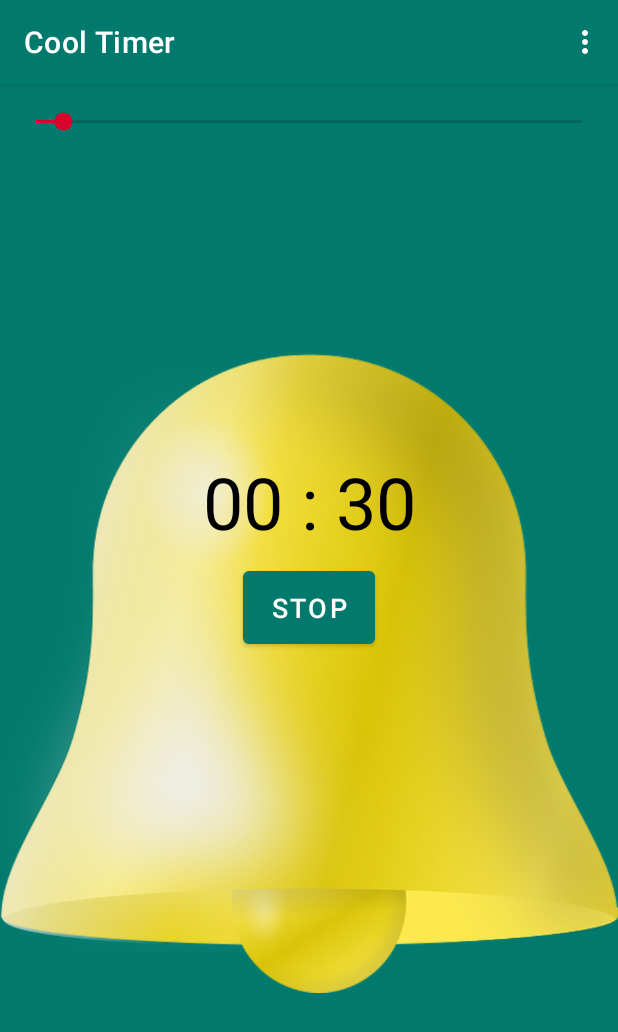
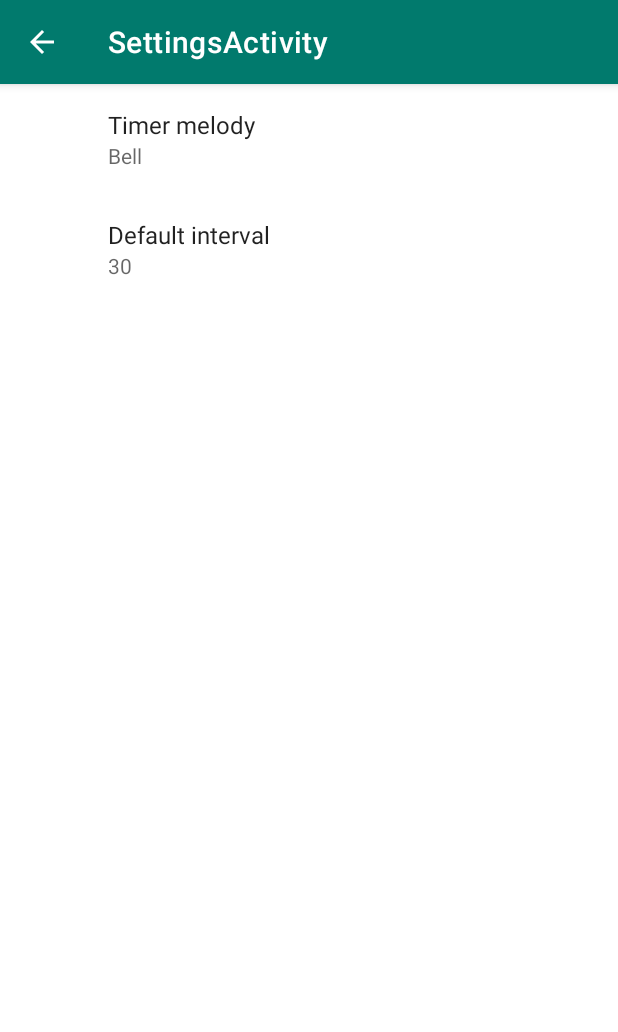
Before and after one commit to AlexKesher/CoolTimer, an Android app: the screen it shows after launch (MainActivity before the commit, SettingsActivity after it), in the options menu, after a tap on "Settings", on a phone screen of 412 x 824 dp. Shown: the top 1032 px of the screen. Run offline under Robolectric (Android 15) with nearby library versions, the phone set to English and light mode, and no system bars; our stand-ins replace androidx.preference.

Commit message:
Add basic settings

```diff
--- a/app/build.gradle
+++ b/app/build.gradle
@@ -33,6 +33,7 @@ dependencies {
     implementation 'androidx.appcompat:appcompat:1.2.0'
     implementation 'com.google.android.material:material:1.2.1'
     implementation 'androidx.constraintlayout:constraintlayout:2.0.4'
+    implementation 'androidx.preference:preference:1.1.1'
     testImplementation 'junit:junit:4.+'
     androidTestImplementation 'androidx.test.ext:junit:1.1.2'
     androidTestImplementation 'androidx.test.espresso:espresso-core:3.3.0'
--- a/app/src/main/java/com/example/cooltimer/MainActivity.java
+++ b/app/src/main/java/com/example/cooltimer/MainActivity.java
@@ -3,8 +3,11 @@ package com.example.cooltimer;
 import androidx.annotation.NonNull;
 import androidx.appcompat.app.AlertDialog;
 import androidx.appcompat.app.AppCompatActivity;
+import androidx.preference.Preference;
+import androidx.preference.PreferenceManager;
 
-import android.content.DialogInterface;
+import android.content.Intent;
+import android.content.SharedPreferences;
 import android.media.MediaPlayer;
 import android.os.Bundle;
 import android.os.CountDownTimer;
@@ -15,21 +18,23 @@ import android.view.View;
 import android.widget.Button;
 import android.widget.SeekBar;
 import android.widget.TextView;
-import android.widget.Toast;
 
-public class MainActivity extends AppCompatActivity {
+public class MainActivity extends AppCompatActivity
+        implements SharedPreferences.OnSharedPreferenceChangeListener {
 
-    SeekBar seekBar;
-    TextView textView;
-    Button button;
+    private SeekBar seekBar;
+    private TextView textView;
+    private Button button;
 
-    MediaPlayer mediaPlayer;
+    private MediaPlayer mediaPlayer;
 
-    boolean timerIsCounting = false;
-    CountDownTimer countDownTimer;
+    private boolean timerIsCounting = false;
+    private CountDownTimer countDownTimer;
 
-    int defaultSeconds = 30;
-    int maxTimerSeconds = 600;
+    private SharedPreferences sp;
+
+    private int defaultInterval;
+    private int maxTimerSeconds = 600;
 
     @Override
     protected void onCreate(Bundle savedInstanceState) {
@@ -40,16 +45,16 @@ public class MainActivity extends AppCompatActivity {
         button = findViewById(R.id.button);
         textView = findViewById(R.id.textView);
 
+        sp = PreferenceManager.getDefaultSharedPreferences(this);
+        sp.registerOnSharedPreferenceChangeListener(this);
+        defaultInterval = Integer.parseInt(sp.getString("default_interval", "30"));
         tuneSeekBar();
-
-        formAndSetTimerText(defaultSeconds);
-
-        mediaPlayer = MediaPlayer.create(this, R.raw.bell_sound);
+        formAndSetTimerText(defaultInterval);
     }
 
     public void tuneSeekBar() {
         seekBar.setMax(maxTimerSeconds);
-        seekBar.setProgress(defaultSeconds);
+        seekBar.setProgress(defaultInterval);
 
         seekBar.setOnSeekBarChangeListener(new SeekBar.OnSeekBarChangeListener() {
             @Override
@@ -69,7 +74,7 @@ public class MainActivity extends AppCompatActivity {
         });
     }
 
-    public void formAndSetTimerText(long totalSecondsLeft) {
+    public void formAndSetTimerText(int totalSecondsLeft) {
         int minutes = (int) (totalSecondsLeft / 60);
         int seconds = (int) (totalSecondsLeft % 60);
 
@@ -93,7 +98,7 @@ public class MainActivity extends AppCompatActivity {
             stopCountDownTimer();
         }
 
-        if (mediaPlayer.isPlaying()) {
+        if (mediaPlayer != null && mediaPlayer.isPlaying()) {
             mediaPlayer.pause();
             mediaPlayer.seekTo(0);
         }
@@ -107,16 +112,23 @@ public class MainActivity extends AppCompatActivity {
         countDownTimer = new CountDownTimer(1000 * seekBar.getProgress(), 1000) {
             @Override
             public void onTick(long millisUntilFinished) {
-                long totalSecondsLeft = millisUntilFinished / 1000 + 1;
+                int totalSecondsLeft = (int) (millisUntilFinished / 1000) + 1;
                 formAndSetTimerText(totalSecondsLeft);
-                Log.i("Tick", "" + totalSecondsLeft);
             }
 
             @Override
             public void onFinish() {
                 stopCountDownTimer();
+
+                String melodyName = sp.getString("timer_melody", "bell");
+                if (melodyName.equals("bell")) {
+                    mediaPlayer = MediaPlayer.create(getApplicationContext(), R.raw.bell_sound);
+                } else if (melodyName.equals("alarm_siren")) {
+                    mediaPlayer = MediaPlayer.create(getApplicationContext(), R.raw.alarm_siren_sound);
+                } else if (melodyName.equals("bip")) {
+                    mediaPlayer = MediaPlayer.create(getApplicationContext(), R.raw.bip_sound);
+                }
                 mediaPlayer.start();
-                Log.i("Tick", "finished");
             }
         }.start();
 
@@ -129,11 +141,11 @@ public class MainActivity extends AppCompatActivity {
         if (countDownTimer != null) {
             countDownTimer.cancel();
         }
-        button.setText(getString(R.string.stop));
+        button.setText(getString(R.string.start));
         timerIsCounting = false;
         seekBar.setEnabled(true);
-        seekBar.setProgress(defaultSeconds);
-        formAndSetTimerText(defaultSeconds);
+        seekBar.setProgress(defaultInterval);
+        formAndSetTimerText(defaultInterval);
     }
 
     @Override
@@ -145,7 +157,8 @@ public class MainActivity extends AppCompatActivity {
     @Override
     public boolean onOptionsItemSelected(@NonNull MenuItem item) {
         if (item.getItemId() == R.id.menu_item_settings) {
-            Toast.makeText(this, item.getTitle() + " will be later, maybe", Toast.LENGTH_SHORT).show();
+            Intent intent = new Intent(this, SettingsActivity.class);
+            startActivity(intent);
         } else if (item.getItemId() == R.id.menu_item_about) {
             new AlertDialog.Builder(this)
                     .setTitle("About")
@@ -157,4 +170,23 @@ public class MainActivity extends AppCompatActivity {
         }
         return true;
     }
+
+    @Override
+    public void onSharedPreferenceChanged(SharedPreferences sharedPreferences, String key) {
+        if (key.equals("default_interval")) {
+            try {
+                defaultInterval = Integer.parseInt(sp.getString("default_interval", "30"));
+            } catch (NumberFormatException e) {
+
+            }
+            formAndSetTimerText(defaultInterval);
+            seekBar.setProgress(defaultInterval);
+        }
+    }
+
+    @Override
+    protected void onDestroy() {
+        super.onDestroy();
+        sp.unregisterOnSharedPreferenceChangeListener(this);
+    }
 }
--- /dev/null
+++ b/app/src/main/java/com/example/cooltimer/SettingsActivity.java
@@ -0,0 +1,45 @@
+package com.example.cooltimer;
+
+import android.os.Bundle;
+import android.view.MenuItem;
+
+import androidx.annotation.NonNull;
+import androidx.appcompat.app.ActionBar;
+import androidx.appcompat.app.AppCompatActivity;
+import androidx.core.app.NavUtils;
+import androidx.preference.PreferenceFragmentCompat;
+
+public class SettingsActivity extends AppCompatActivity {
+
+    @Override
+    protected void onCreate(Bundle savedInstanceState) {
+        super.onCreate(savedInstanceState);
+        setContentView(R.layout.settings_activity);
+        if (savedInstanceState == null) {
+            getSupportFragmentManager()
+                    .beginTransaction()
+                    .replace(R.id.settings, new SettingsFragment())
+                    .commit();
+        }
+        ActionBar actionBar = getSupportActionBar();
+        if (actionBar != null) {
+            actionBar.setDisplayHomeAsUpEnabled(true);
+        }
+    }
+
+    public static class SettingsFragment extends PreferenceFragmentCompat {
+        @Override
+        public void onCreatePreferences(Bundle savedInstanceState, String rootKey) {
+            setPreferencesFromResource(R.xml.root_preferences, rootKey);
+        }
+    }
+
+    @Override
+    public boolean onOptionsItemSelected(@NonNull MenuItem item) {
+        if (item.getItemId() == android.R.id.home) {
+            NavUtils.navigateUpFromSameTask(this);
+            return true;
+        }
+        return super.onOptionsItemSelected(item);
+    }
+}
--- /dev/null
+++ b/app/src/main/res/layout/settings_activity.xml
@@ -0,0 +1,9 @@
+<LinearLayout xmlns:android="http://schemas.android.com/apk/res/android"
+    android:layout_width="match_parent"
+    android:layout_height="match_parent">
+
+    <FrameLayout
+        android:id="@+id/settings"
+        android:layout_width="match_parent"
+        android:layout_height="match_parent" />
+</LinearLayout>
--- /dev/null
+++ b/app/src/main/res/values/arrays.xml
@@ -0,0 +1,14 @@
+<resources>
+    <!-- Melody Preference -->
+    <string-array name="timer_melody_labels">
+        <item>Bell</item>
+        <item>Alarm siren</item>
+        <item>Bip</item>
+    </string-array>
+
+    <string-array name="timer_melody_values">
+        <item>bell</item>
+        <item>alarm_siren</item>
+        <item>bip</item>
+    </string-array>
+</resources>
--- /dev/null
+++ b/app/src/main/res/xml/root_preferences.xml
@@ -0,0 +1,17 @@
+<PreferenceScreen xmlns:app="http://schemas.android.com/apk/res-auto">
+
+    <ListPreference
+        app:key="timer_melody"
+        app:title="Timer melody"
+        app:defaultValue="bell"
+        app:entries="@array/timer_melody_labels"
+        app:entryValues="@array/timer_melody_values"
+        app:useSimpleSummaryProvider="true"/>
+
+    <EditTextPreference
+        app:key="default_interval"
+        app:title="Default interval"
+        app:defaultValue="30"
+        app:useSimpleSummaryProvider="true" />
+
+</PreferenceScreen>
```
Also changed, not shown: app/src/main/AndroidManifest.xml (+11 -1 lines), app/src/main/res/values/strings.xml (+16 -0 lines), 1 other file.
